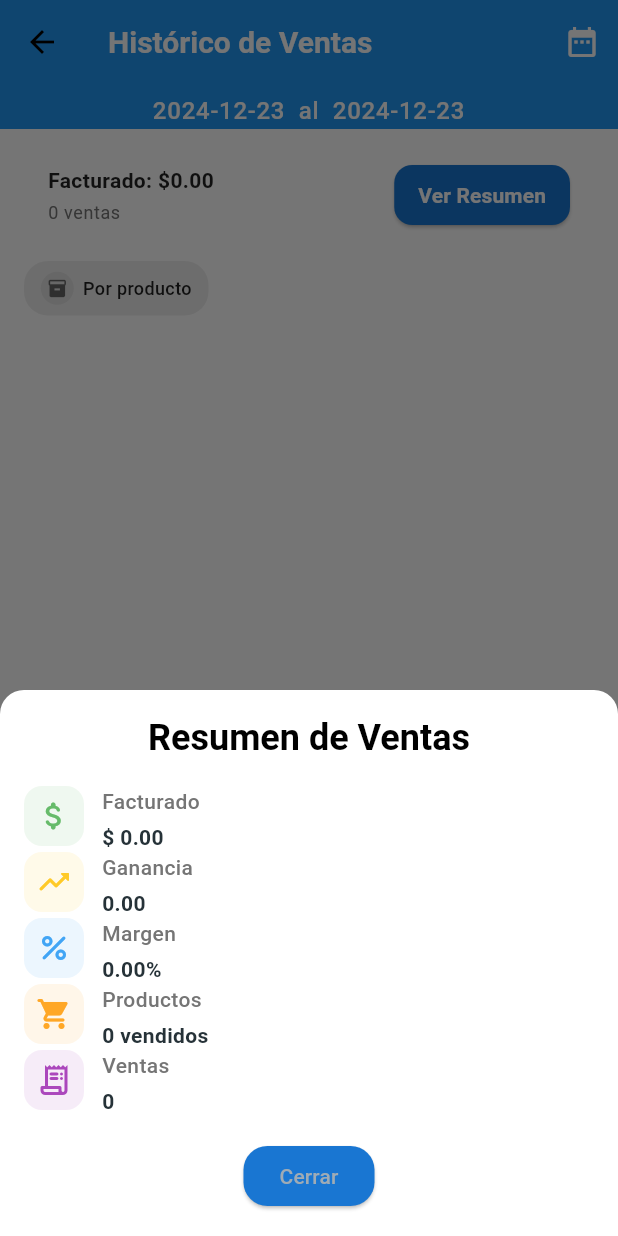
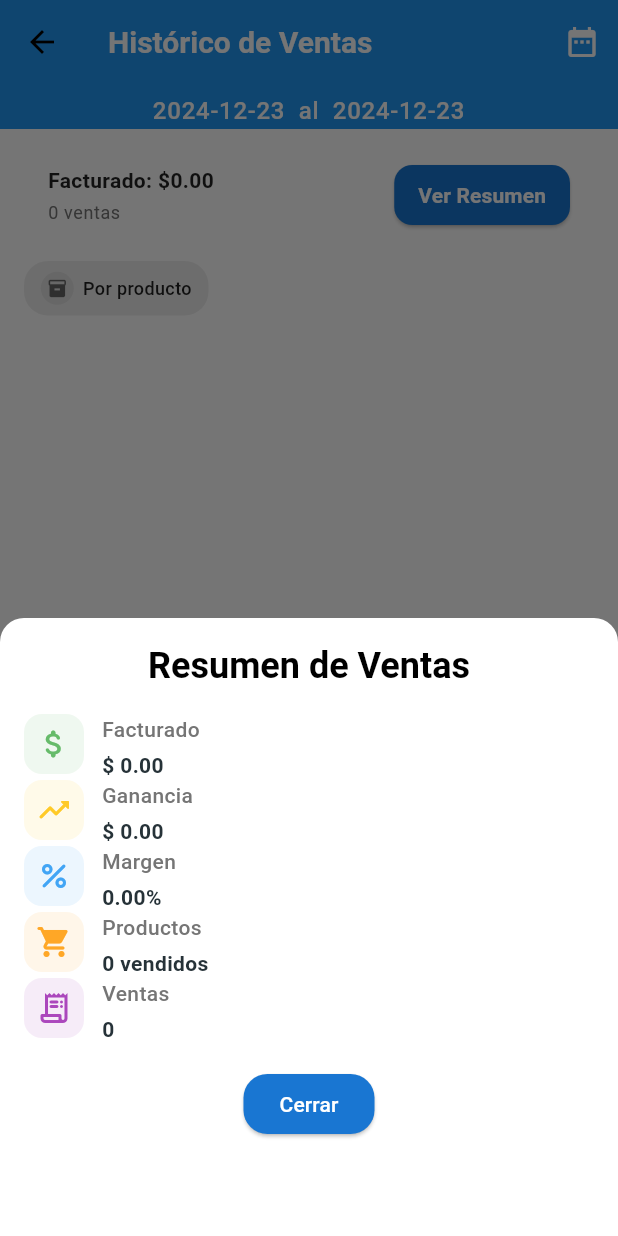
Before and after one commit to Jhonsebastianas/inventory-flutter, a Flutter app: the SalesListScreen screen opened by its route, after a tap on "Ver Resumen", on a phone screen of 412 x 824 dp. Run offline on Flutter 3.47's test engine with Material 3 defaults, Android fonts, the phone set to English and light mode, and no system bars; our stand-ins replace animated_custom_dropdown, easy_localization, flutter_speed_dial, flutter_svg, image_picker, shared_preferences and 1 more; accounts and stored records are empty; network calls fail.

Commit message:
update web app

```diff
--- a/lib/modules/sales/screens/sales_list_screen.dart
+++ b/lib/modules/sales/screens/sales_list_screen.dart
@@ -7,10 +7,8 @@ import 'package:hola_mundo/routes/app_routes.dart';
 import 'package:hola_mundo/shared/models/sales_consultation.dart';
 import 'package:hola_mundo/shared/models/sales_inquiries.dart';
 import 'package:hola_mundo/shared/services/sale_service.dart';
-import 'package:hola_mundo/shared/widgets/custom_button.dart';
 import 'package:hola_mundo/shared/widgets/custom_filter_chip.dart';
 import '../../../shared/models/sale.dart';
-import 'sale_detail_screen.dart';
 
 class SalesListScreen extends StatefulWidget {
   @override
@@ -302,16 +300,27 @@ class _SalesListScreenState extends State<SalesListScreen> {
       shape: const RoundedRectangleBorder(
         borderRadius: BorderRadius.vertical(top: Radius.circular(16)),
       ),
+      isScrollControlled: true, // Permitir mayor espacio al modal
       builder: (_) {
-        return Padding(
+        return DraggableScrollableSheet(
+          expand: false, // Permite que el modal sea desplazable
+          initialChildSize: 0.5, // Tamaño inicial (50% de la pantalla)
+          minChildSize: 0.3, // Tamaño mínimo del modal
+          maxChildSize: 0.8, // Tamaño máximo (80% de la pantalla)
+          builder: (context, scrollController) {
+            return SingleChildScrollView(
+              controller: scrollController, // Controlador para el scroll
               padding: const EdgeInsets.all(16.0),
               child: Column(
-            mainAxisSize: MainAxisSize.min,
+                crossAxisAlignment: CrossAxisAlignment.start,
                 children: [
-              Text(
+                  Center(
+                    child: Text(
                       "Resumen de Ventas",
-                style: Theme.of(context).textTheme.headlineSmall?.copyWith(
+                      style:
+                          Theme.of(context).textTheme.headlineSmall?.copyWith(
                                 fontWeight: FontWeight.bold,
+                              ),
                     ),
                   ),
                   const SizedBox(height: 16),
@@ -319,14 +328,15 @@ class _SalesListScreenState extends State<SalesListScreen> {
                     context,
                     icon: Icons.attach_money_rounded,
                     label: "Facturado",
-                value: '\$ ${NumberFormatter.format(context, totalInvoiced)}',
+                    value:
+                        '\$ ${NumberFormatter.format(context, totalInvoiced)}',
                     iconColor: Colors.green.shade400,
                   ),
                   _buildStatItem(
                     context,
                     icon: Icons.trending_up_rounded,
                     label: "Ganancia",
-                value: NumberFormatter.format(context, totalProfit),
+                    value: '\$ ${NumberFormatter.format(context, totalProfit)}',
                     iconColor: Colors.amber.shade400,
                   ),
                   _buildStatItem(
@@ -351,7 +361,8 @@ class _SalesListScreenState extends State<SalesListScreen> {
                     iconColor: Colors.purple.shade400,
                   ),
                   const SizedBox(height: 16),
-              ElevatedButton(
+                  Center(
+                    child: ElevatedButton(
                       onPressed: () => Navigator.pop(context),
                       style: ElevatedButton.styleFrom(
                         backgroundColor: Colors.blue.shade700,
@@ -359,10 +370,13 @@ class _SalesListScreenState extends State<SalesListScreen> {
                           borderRadius: BorderRadius.circular(16),
                         ),
                       ),
-                child: const Text("Cerrar"),
+                      child: const Text("Cerrar", style: TextStyle(color: Colors.white),),
+                    ),
                   ),
                 ],
               ),
+            );
+          },
         );
       },
     );
@@ -503,15 +517,16 @@ class _SalesListScreenState extends State<SalesListScreen> {
         borderRadius: BorderRadius.circular(12),
       ),
       child: ExpansionTile(
-        leading: CircleAvatar(
+        title: Row(
+          children: [
+            CircleAvatar(
               backgroundColor: Colors.blue.shade100,
               child: Text(
                 item.productName[0], // Inicial del producto
                 style: const TextStyle(fontWeight: FontWeight.bold),
               ),
             ),
-        title: Row(
-          children: [
+            const SizedBox(width: 8),
             Expanded(
               child: Text(
                 item.productName,
```
Also changed, not shown: 5 other files. Lines whose indentation alone changed are shown as unchanged.
